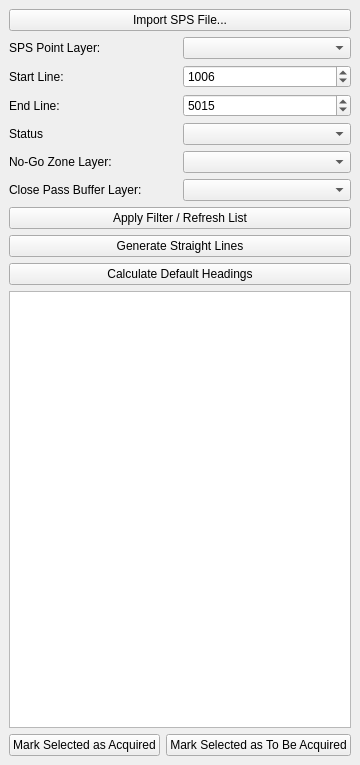
Qt form obn_planner_dockwidget_base.ui (aldien03/OBN_Source_Planner_QGIS_Plugin) before a commit.
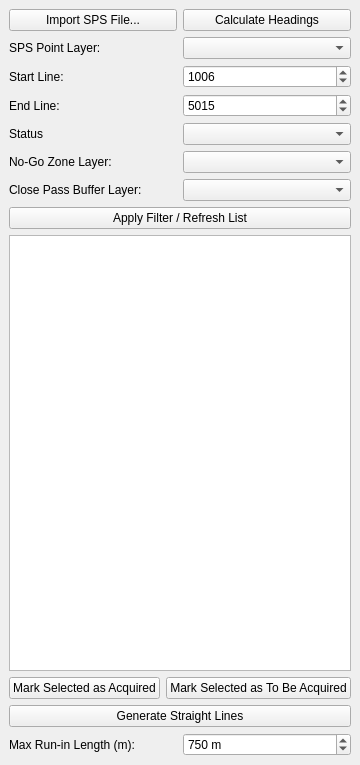
The same form after that commit.

Commit message: calculate run-in done

```diff
--- a/obn_planner_dockwidget_base.ui
+++ b/obn_planner_dockwidget_base.ui
@@ -16,11 +16,22 @@
   <widget class="QWidget" name="dockWidgetContents">
    <layout class="QVBoxLayout" name="verticalLayout">
     <item>
-     <widget class="QPushButton" name="importSpsButton">
-      <property name="text">
-       <string>Import SPS File...</string>
-      </property>
-     </widget>
+     <layout class="QHBoxLayout" name="horizontalLayout_8">
+      <item>
+       <widget class="QPushButton" name="importSpsButton">
+        <property name="text">
+         <string>Import SPS File...</string>
+        </property>
+       </widget>
+      </item>
+      <item>
+       <widget class="QPushButton" name="calculateHeadingsButton">
+        <property name="text">
+         <string>Calculate Headings</string>
+        </property>
+       </widget>
+      </item>
+     </layout>
     </item>
     <item>
      <layout class="QHBoxLayout" name="horizontalLayout">
@@ -138,20 +149,6 @@
         </property>
        </widget>
       </item>
-      <item>
-       <widget class="QPushButton" name="generateLinesButton">
-        <property name="text">
-         <string>Generate Straight Lines</string>
-        </property>
-       </widget>
-      </item>
-      <item>
-       <widget class="QPushButton" name="calculateHeadingsButton">
-        <property name="text">
-         <string>Calculate Default Headings</string>
-        </property>
-       </widget>
-      </item>
       <item>
        <widget class="QListWidget" name="lineListWidget"/>
       </item>
@@ -175,6 +172,43 @@
       </item>
      </layout>
     </item>
+    <item>
+     <widget class="QPushButton" name="generateLinesButton">
+      <property name="text">
+       <string>Generate Straight Lines</string>
+      </property>
+     </widget>
+    </item>
+    <item>
+     <layout class="QHBoxLayout" name="horizontalLayout_10">
+      <item>
+       <widget class="QLabel" name="label_7">
+        <property name="text">
+         <string>Max Run-in Length (m):</string>
+        </property>
+       </widget>
+      </item>
+      <item>
+       <widget class="QDoubleSpinBox" name="maxRunInDoubleSpinBox">
+        <property name="suffix">
+         <string> m</string>
+        </property>
+        <property name="decimals">
+         <number>0</number>
+        </property>
+        <property name="maximum">
+         <double>100000.000000000000000</double>
+        </property>
+        <property name="singleStep">
+         <double>50.000000000000000</double>
+        </property>
+        <property name="value">
+         <double>750.000000000000000</double>
+        </property>
+       </widget>
+      </item>
+     </layout>
+    </item>
    </layout>
   </widget>
  </widget>
```
The commit also changes 2 other files.
